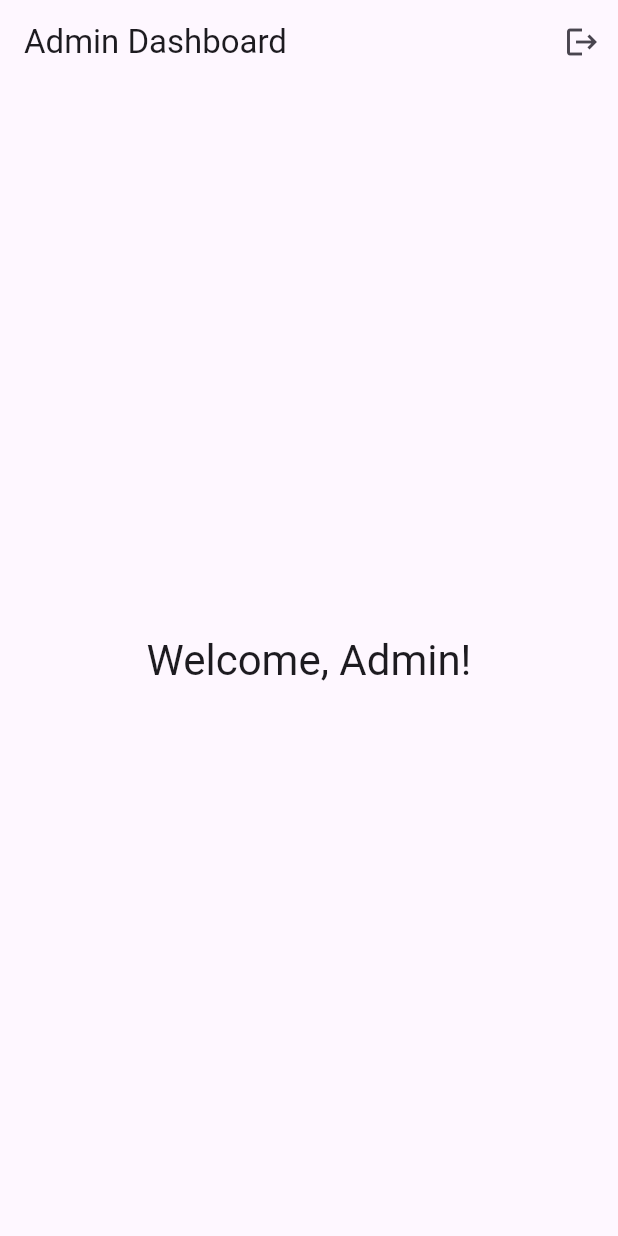
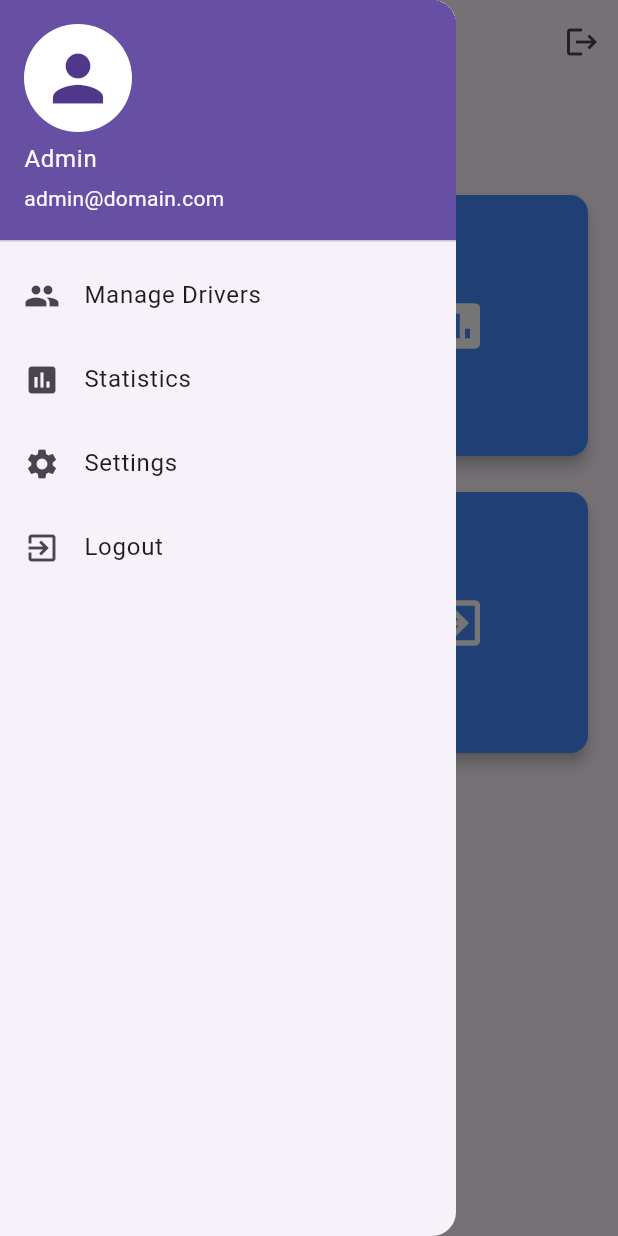
Before and after one commit to mhieu102/ltdd_c4_n3_ck_android, a Flutter app: the AdminScreen screen opened directly, with the side drawer open (before the commit the screen has no drawer), on a phone screen of 412 x 824 dp. Run offline on Flutter 3.47's test engine with Material 3 defaults, Android fonts, the phone set to English and light mode, and no system bars; our stand-ins replace flutter_dotenv, flutter_spinkit, font_awesome_flutter, google_fonts, jwt_decoder, shared_preferences and 1 more; accounts and stored records are empty; key blocks and very long unbroken strings in the code were emptied for the run.

Commit message:
admin creeen

```diff
--- a/lib/screens/admin_screen.dart
+++ b/lib/screens/admin_screen.dart
@@ -8,16 +8,19 @@ class AdminScreen extends StatelessWidget {
 
   // Hàm đăng xuất
   Future<void> _logout(BuildContext context) async {
-    // Xóa token từ SharedPreferences
     SharedPreferences prefs = await SharedPreferences.getInstance();
     await prefs.remove('jwt_token');
 
-    // Điều hướng về màn hình đăng nhập
     Navigator.pushAndRemoveUntil(
       context,
       MaterialPageRoute(builder: (context) => const LoginScreen()),
-          (route) => false, // Xóa tất cả các route trước đó
+          (route) => false,
     );
+  }
+
+  // Hàm điều hướng đến các màn hình chức năng
+  void _navigateToScreen(BuildContext context, String screen) {
+    Navigator.pushNamed(context, screen);
   }
 
   @override
@@ -29,16 +32,114 @@ class AdminScreen extends StatelessWidget {
           IconButton(
             icon: const Icon(Icons.logout),
             onPressed: () {
-              // Gọi hàm đăng xuất
               _logout(context);
             },
           ),
         ],
       ),
-      body: Center(
-        child: Text(
-          'Welcome, Admin!',
-          style: Theme.of(context).textTheme.headlineMedium,
+      drawer: Drawer(
+        child: ListView(
+          padding: EdgeInsets.zero,
+          children: [
+            const UserAccountsDrawerHeader(
+              accountName: Text('Admin'),
+              accountEmail: Text('admin@domain.com'),
+              currentAccountPicture: CircleAvatar(
+                backgroundColor: Colors.white,
+                child: Icon(Icons.person, size: 50),
+              ),
+            ),
+            ListTile(
+              leading: const Icon(Icons.people),
+              title: const Text("Manage Drivers"),
+              onTap: () {
+                _navigateToScreen(context, '/driver_management');
+              },
+            ),
+            ListTile(
+              leading: const Icon(Icons.insert_chart),
+              title: const Text("Statistics"),
+              onTap: () {
+                _navigateToScreen(context, '/statistics');
+              },
+            ),
+            ListTile(
+              leading: const Icon(Icons.settings),
+              title: const Text("Settings"),
+              onTap: () {
+                _navigateToScreen(context, '/settings');
+              },
+            ),
+            ListTile(
+              leading: const Icon(Icons.exit_to_app),
+              title: const Text("Logout"),
+              onTap: () {
+                _logout(context);
+              },
+            ),
+          ],
+        ),
+      ),
+      body: Padding(
+        padding: const EdgeInsets.all(16.0),
+        child: Column(
+          crossAxisAlignment: CrossAxisAlignment.start,
+          children: [
+            const Text(
+              'Welcome, Admin!',
+              style: TextStyle(fontSize: 24, fontWeight: FontWeight.bold),
+            ),
+            const SizedBox(height: 20),
+            GridView.builder(
+              shrinkWrap: true,
+              gridDelegate: const SliverGridDelegateWithFixedCrossAxisCount(
+                crossAxisCount: 2,
+                crossAxisSpacing: 16,
+                mainAxisSpacing: 16,
+              ),
+              itemCount: 4,
+              itemBuilder: (context, index) {
+                return GestureDetector(
+                  onTap: () {
+                    switch (index) {
+                      case 0:
+                        _navigateToScreen(context, '/driver_management');
+                        break;
+                      case 1:
+                        _navigateToScreen(context, '/statistics');
+                        break;
+                      case 2:
+                        _navigateToScreen(context, '/settings');
+                        break;
+                      case 3:
+                        _logout(context);
+                        break;
+                    }
+                  },
+                  child: Card(
+                    color: Colors.blueAccent,
+                    shape: RoundedRectangleBorder(
+                      borderRadius: BorderRadius.circular(12),
+                    ),
+                    elevation: 4,
+                    child: Center(
+                      child: Icon(
+                        index == 0
+                            ? Icons.people
+                            : index == 1
+                            ? Icons.insert_chart
+                            : index == 2
+                            ? Icons.settings
+                            : Icons.exit_to_app,
+                        size: 40,
+                        color: Colors.white,
+                      ),
+                    ),
+                  ),
+                );
+              },
+            ),
+          ],
         ),
       ),
     );
```
